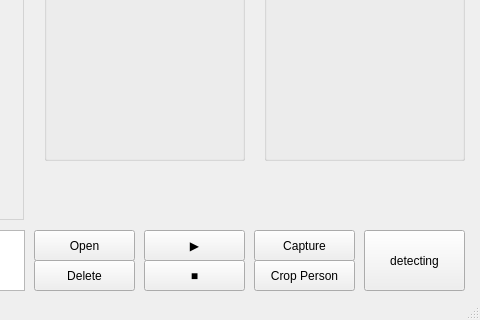
Above: main.ui from s-woon/object-detecting before the change; both pictures show x 706 to 1186 and y 329 to 649 of the 1186 by 649 pixel window. Below: the same form after it.
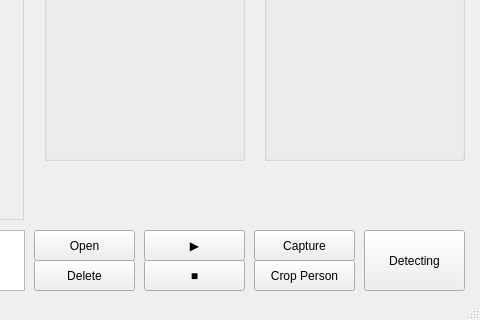
That is the form after the change.

```diff
--- a/main.ui
+++ b/main.ui
@@ -138,7 +138,7 @@
      </rect>
     </property>
     <property name="text">
-     <string>detecting</string>
+     <string>Detecting</string>
     </property>
    </widget>
    <widget class="QGroupBox" name="team1">
```
